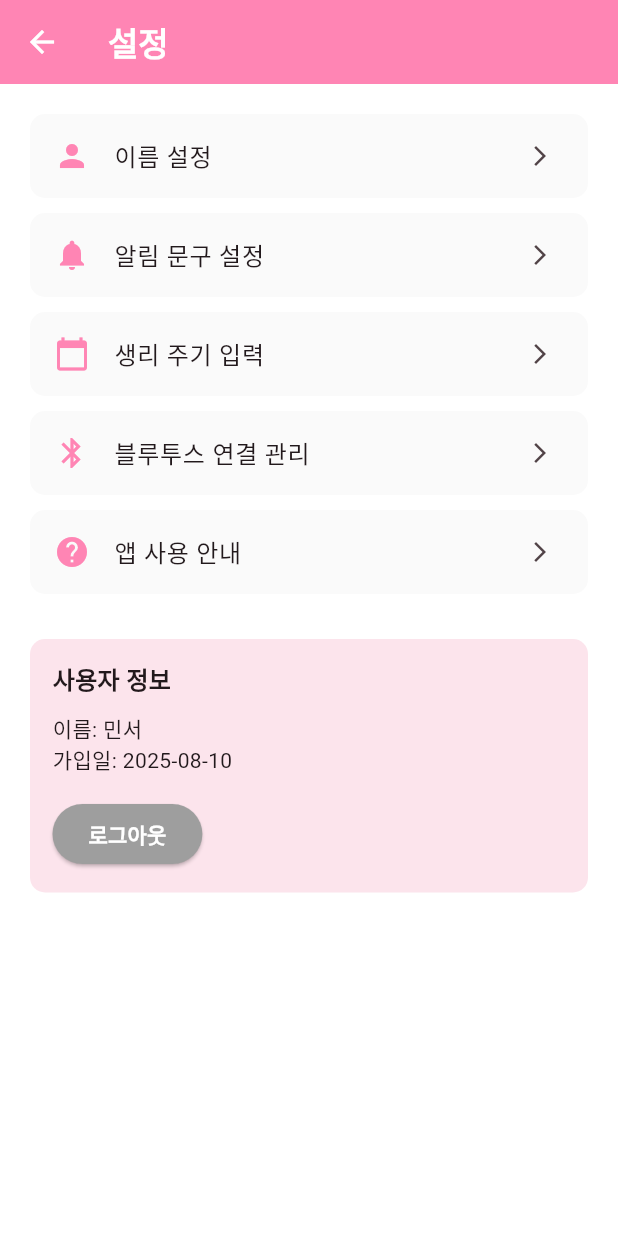
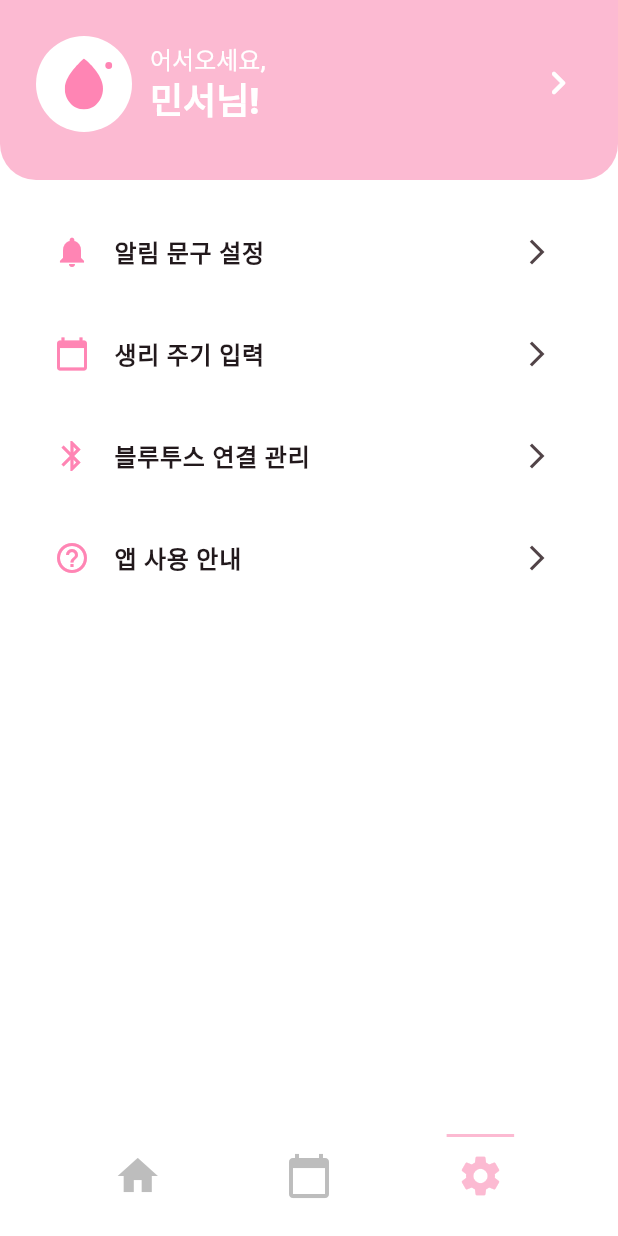
Before and after one commit to jungwonchae/moya, a Flutter app: the SettingScreen screen opened by its route, on a phone screen of 412 x 824 dp. Run offline on Flutter 3.47's test engine with Material 3 defaults, Android fonts, the phone set to English and light mode, and no system bars; our stand-ins replace flutter_bluetooth_serial, flutter_svg, get, permission_handler, shared_preferences; accounts and stored records are empty; Roboto replaces fonts that are missing (Pretendard); project files that could hold a hidden picture were left out.

Commit message:
세팅페이지 개발

```diff
--- a/lib/screens/setting/setting_screen.dart
+++ b/lib/screens/setting/setting_screen.dart
@@ -1,116 +1,100 @@
 import 'package:flutter/material.dart';
+import 'package:moya_app/widgets/greeting_header.dart';
+import 'package:moya_app/widgets/nav_bar.dart';
+import 'package:moya_app/themes/colortheme.dart';
 
 class SettingScreen extends StatelessWidget {
+  final String userName = '민서';
+
   @override
   Widget build(BuildContext context) {
     return Scaffold(
       backgroundColor: Colors.white,
-      appBar: AppBar(
-        title: Text('설정'),
-        backgroundColor: Color(0xFFFF85B4),
-        foregroundColor: Colors.white,
-      ),
-      body: ListView(
-        padding: EdgeInsets.all(20),
+      bottomNavigationBar: NavBar(currentIndex: 2),
+      body: SafeArea(
+        child: SingleChildScrollView(
+          child: Column(
             children: [
-          _buildSettingItem(
-            '이름 설정',
-            Icons.person,
-            () => Navigator.pushNamed(context, '/setting_name'),
-          ),
-          _buildSettingItem(
-            '알림 문구 설정',
-            Icons.notifications,
-            () => Navigator.pushNamed(context, '/setting_nick'),
-          ),
-          _buildSettingItem(
-            '생리 주기 입력',
-            Icons.calendar_today,
-            () => Navigator.pushNamed(context, '/setting_period'),
-          ),
-          _buildSettingItem(
-            '블루투스 연결 관리',
-            Icons.bluetooth,
-            () => Navigator.pushNamed(context, '/setting_bluetooth'),
-          ),
-          _buildSettingItem(
-            '앱 사용 안내',
-            Icons.help,
-            () => Navigator.pushNamed(context, '/usage_container'),
+              // ✅ 헤더: 아이콘 숨김 + 전체 탭 → 이름 변경
+              GreetingHeader(
+                userName: userName,
+                height: 120,
+                dropAsset: 'assets/icons/moya.svg',
+                showAi: false,
+                showBell: false,
+                chevronTop: 15,
+                tappable: true,
+                showRightChevron: true,
+                onTap: () => Navigator.pushNamed(context, '/setting_name'),
               ),
 
-          SizedBox(height: 20),
+              const SizedBox(height: 20),
 
-          Container(
-            padding: EdgeInsets.all(15),
-            decoration: BoxDecoration(
-              color: Color(0xFFFCE4EC),
-              borderRadius: BorderRadius.circular(10),
+              // 리스트 섹션
+              Padding(
+                padding: const EdgeInsets.symmetric(horizontal: 20),
+                child: Column(
+                  children: [
+                    _SettingItem(
+                      icon: Icons.notifications,
+                      title: '알림 문구 설정',
+                      onTap: () => Navigator.pushNamed(context, '/setting_nick'),
                     ),
-            child: Column(
-              crossAxisAlignment: CrossAxisAlignment.start,
-              children: [
-                Text(
-                  '사용자 정보',
-                  style: TextStyle(
-                    fontSize: 16,
-                    fontWeight: FontWeight.bold,
+                    _SettingItem(
+                      icon: Icons.calendar_today,
+                      title: '생리 주기 입력',
+                      onTap: () => Navigator.pushNamed(context, '/setting_period'),
                     ),
+                    _SettingItem(
+                      icon: Icons.bluetooth,
+                      title: '블루투스 연결 관리',
+                      onTap: () => Navigator.pushNamed(context, '/setting_bluetooth'),
                     ),
-                SizedBox(height: 10),
-                Text('이름: 민서'),
-                Text('가입일: 2025-08-10'),
-                SizedBox(height: 15),
-                ElevatedButton(
-                  onPressed: () {
-                    // 로그아웃 확인 다이얼로그
-                    showDialog(
-                      context: context,
-                      builder: (context) => AlertDialog(
-                        title: Text('로그아웃'),
-                        content: Text('정말 로그아웃 하시겠습니까?'),
-                        actions: [
-                          TextButton(
-                            onPressed: () => Navigator.pop(context),
-                            child: Text('취소'),
+                    _SettingItem(
+                      icon: Icons.help_outline,
+                      title: '앱 사용 안내',
+                      onTap: () => Navigator.pushNamed(context, '/usage_container'),
                     ),
-                          TextButton(
-                            onPressed: () {
-                              Navigator.pop(context);
-                              Navigator.pushReplacementNamed(context, '/login');
-                            },
-                            child: Text('로그아웃', style: TextStyle(color: Colors.red)),
-                          ),
-                        ],
-                      ),
-                    );
-                  },
-                  style: ElevatedButton.styleFrom(
-                    backgroundColor: Colors.grey,
-                  ),
-                  child: Text('로그아웃', style: TextStyle(color: Colors.white)),
-                ),
+
+                    const SizedBox(height: 20),
+
+                    const SizedBox(height: 24),
                   ],
                 ),
               ),
             ],
           ),
-    );
-  }
-
-  Widget _buildSettingItem(String title, IconData icon, VoidCallback onTap) {
-    return Container(
-      margin: EdgeInsets.only(bottom: 10),
-      child: ListTile(
-        leading: Icon(icon, color: Color(0xFFFF85B4)),
-        title: Text(title),
-        trailing: Icon(Icons.arrow_forward_ios, size: 16),
-        onTap: onTap,
-        shape: RoundedRectangleBorder(
-          borderRadius: BorderRadius.circular(10),
         ),
-        tileColor: Colors.grey[50],
       ),
     );
   }
 }
+
+class _SettingItem extends StatelessWidget {
+  final IconData icon;
+  final String title;
+  final VoidCallback onTap;
+
+  const _SettingItem({
+    required this.icon,
+    required this.title,
+    required this.onTap,
+  });
+
+  @override
+  Widget build(BuildContext context) {
+    return Container(
+      margin: const EdgeInsets.only(bottom: 12),
+      decoration: BoxDecoration(
+        borderRadius: BorderRadius.circular(12),
+      ),
+      child: ListTile(
+        leading: Icon(icon, color: ColorTheme.subColor),
+        title: Text(title, style: const TextStyle(fontWeight: FontWeight.w600)),
+        trailing: const Icon(Icons.arrow_forward_ios, size: 20),
+        onTap: onTap,
+        shape: RoundedRectangleBorder(borderRadius: BorderRadius.circular(12)),
+      ),
+    );
+  }
+}
--- a/lib/widgets/greeting_header.dart
+++ b/lib/widgets/greeting_header.dart
@@ -1,15 +1,21 @@
+// widgets/greeting_header.dart
 import 'package:flutter/material.dart';
 import 'package:flutter_svg/flutter_svg.dart';
 import '../themes/colortheme.dart';
 
-/// 상단 인사 헤더
-/// - 왼쪽: 흰 원 안에 분홍 물방울(SVG)
-/// - 가운데: "어서오세요,\n{이름}님!" (이름 없으면 'MOYA')
-/// - 오른쪽: 온디바이스 AI 버튼(카메라/포커스 아이콘) + 알림 버튼
 class GreetingHeader extends StatelessWidget {
   final String? userName;
   final VoidCallback? onAiTap;
   final VoidCallback? onBellTap;
+  final VoidCallback? onTap;
+  final bool showAi;
+  final bool showBell;
+  final bool tappable;
+
+  // ✅ 우측 꺾쇠 표시 + 위치 미세조정용 패딩(위쪽). 기본 0이라 기존 화면 영향 없음.
+  final bool showRightChevron;
+  final double chevronTop; // <— 추가
+
   final double height;
   final String dropAsset;
 
@@ -18,21 +24,26 @@ class GreetingHeader extends StatelessWidget {
     required this.userName,
     this.onAiTap,
     this.onBellTap,
+    this.onTap,
+    this.showAi = true,
+    this.showBell = true,
+    this.tappable = false,
+    this.showRightChevron = false,
+    this.chevronTop = 0, // <— 추가: 기본 0
     this.height = 180,
     this.dropAsset = 'assets/icons/moya.svg',
   });
 
   @override
   Widget build(BuildContext context) {
-    final displayName =
-        (userName ?? '').trim().isEmpty ? 'MOYA' : userName!.trim();
+    final displayName = (userName ?? '').trim().isEmpty ? 'MOYA' : userName!.trim();
 
-    return Container(
+    final header = Container(
       height: height,
       width: double.infinity,
       padding: const EdgeInsets.fromLTRB(24, 24, 24, 24),
       decoration: const BoxDecoration(
-        color: ColorTheme.mainColor, // 메인 브랜드 핑크
+        color: ColorTheme.mainColor,
         borderRadius: BorderRadius.only(
           bottomLeft: Radius.circular(24),
           bottomRight: Radius.circular(24),
@@ -40,29 +51,23 @@ class GreetingHeader extends StatelessWidget {
       ),
       child: Row(
         mainAxisAlignment: MainAxisAlignment.spaceBetween,
-        crossAxisAlignment: CrossAxisAlignment.start,
+        crossAxisAlignment: CrossAxisAlignment.start, // ← 기존 정렬 유지(다른 페이지 영향 X)
         children: [
           // 왼쪽: 로고 + 인사
           Row(
             crossAxisAlignment: CrossAxisAlignment.start,
             children: [
-              // 흰 원 안에 물방울
               Container(
-                width: 64,
-                height: 64,
+                width: 64, height: 64,
                 decoration: const BoxDecoration(
-                  color: ColorTheme.textWhite, // 흰색 원
+                  color: ColorTheme.textWhite,
                   shape: BoxShape.circle,
                 ),
                 alignment: const Alignment(0.2, 0),
                 child: SvgPicture.asset(
                   dropAsset,
-                  width: 34,
-                  height: 34,
-                  colorFilter: const ColorFilter.mode(
-                    ColorTheme.subColor, // 브랜드 진한 핑크
-                    BlendMode.srcIn,
-                  ),
+                  width: 34, height: 34,
+                  colorFilter: const ColorFilter.mode(ColorTheme.subColor, BlendMode.srcIn),
                 ),
               ),
               const SizedBox(width: 12),
@@ -71,7 +76,7 @@ class GreetingHeader extends StatelessWidget {
                 child: RichText(
                   text: TextSpan(
                     style: const TextStyle(
-                      color: ColorTheme.textWhite, // 기본 글자 흰색
+                      color: ColorTheme.textWhite,
                       fontSize: 16,
                       height: 1.3,
                       fontWeight: FontWeight.w500,
@@ -80,11 +85,7 @@ class GreetingHeader extends StatelessWidget {
                       const TextSpan(text: '어서오세요,\n'),
                       TextSpan(
                         text: '$displayName님!',
-                        style: const TextStyle(
-                          fontSize: 24,
-                          fontWeight: FontWeight.w800,
-                          color: ColorTheme.textWhite, // 이름 강조도 흰색
-                        ),
+                        style: const TextStyle(fontSize: 24, fontWeight: FontWeight.w800),
                       ),
                     ],
                   ),
@@ -93,34 +94,52 @@ class GreetingHeader extends StatelessWidget {
             ],
           ),
 
-          // 오른쪽: AI + 알림
+          // 오른쪽: AI / 알림 / (옵션) 꺾쇠
           Row(
             children: [
+              if (showAi)
                 IconButton(
                   onPressed: onAiTap,
-                icon: const Icon(
-                  Icons.center_focus_strong_rounded,
-                  color: ColorTheme.textWhite, // 아이콘도 흰색
-                  size: 28,
-                ),
+                  icon: const Icon(Icons.center_focus_strong_rounded,
+                      color: ColorTheme.textWhite, size: 28),
                   splashRadius: 22,
                   tooltip: '온디바이스 AI',
                 ),
-              const SizedBox(width: 6),
+              if (showAi && showBell) const SizedBox(width: 6),
+              if (showBell)
                 IconButton(
                   onPressed: onBellTap,
-                icon: const Icon(
-                  Icons.notifications_none_rounded,
-                  color: ColorTheme.textWhite, // 아이콘도 흰색
-                  size: 28,
-                ),
+                  icon: const Icon(Icons.notifications_none_rounded,
+                      color: ColorTheme.textWhite, size: 28),
                   splashRadius: 22,
                   tooltip: '알림',
+                ),
+
+              // ✅ 꺾쇠만 아래로 내리고 싶을 때
+              if (showRightChevron)
+                Padding(
+                  padding: EdgeInsets.only(top: chevronTop), // ← 여기만 조절!
+                  child: const Icon(Icons.chevron_right_rounded,
+                      color: ColorTheme.textWhite, size: 32),
                 ),
             ],
           ),
         ],
       ),
     );
+
+    return tappable
+        ? Material(
+            color: Colors.transparent,
+            child: InkWell(
+              borderRadius: const BorderRadius.only(
+                bottomLeft: Radius.circular(24),
+                bottomRight: Radius.circular(24),
+              ),
+              onTap: onTap,
+              child: header,
+            ),
+          )
+        : header;
   }
 }
```
Lines whose indentation alone changed are shown as unchanged.
